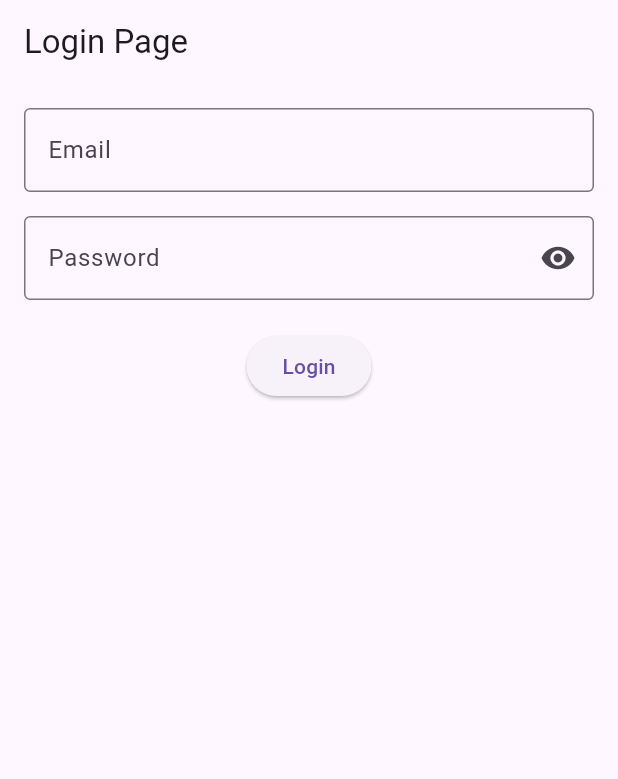
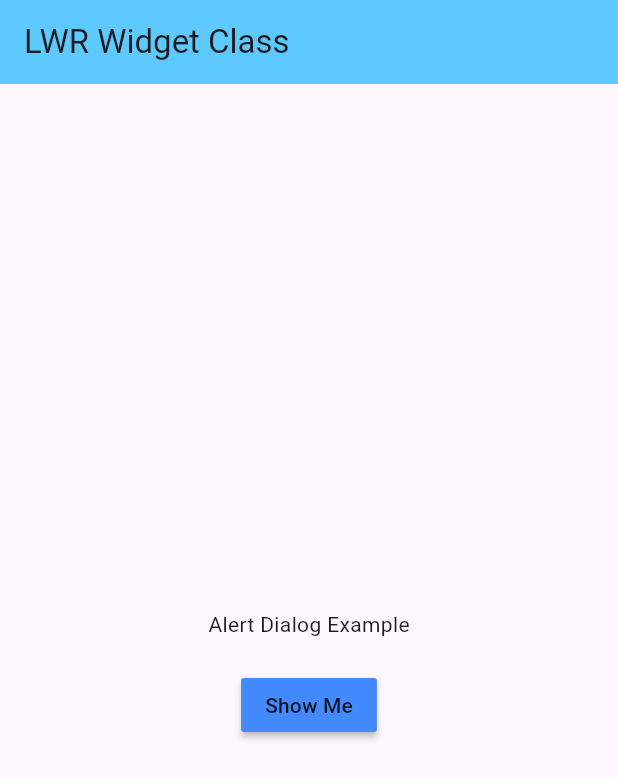
Before and after one commit to moniroul/0-LWR, a Flutter app: the screen it shows after launch, on a phone screen of 412 x 824 dp. Shown: the top 779 px of the screen. Run offline on Flutter 3.47's test engine with Material 3 defaults, Android fonts, the light colour scheme and no system bars; our stand-ins replace carousel_slider, google_fonts, shared_preferences.

Commit message:
some add

```diff
--- a/flutter_widget_class/lib/MainPage.dart
+++ b/flutter_widget_class/lib/MainPage.dart
@@ -1,6 +1,6 @@
 import 'package:flutter/material.dart';
-import 'package:flutter_widget_class/carousel_Slider.dart';
-import 'CardExample.dart';
+import 'package:flutter_widget_class/alert_dialog.dart';
+
 
 class MainPage extends StatefulWidget {
   const MainPage({Key? key}) : super(key: key);
@@ -17,7 +17,7 @@ class _MainPageState extends State<MainPage> {
         title: Text("LWR Widget Class"),
         backgroundColor: Color.fromARGB(255, 93, 201, 255),
       ),
-      body: CarouselSliderExample(),
+      body: AlertDialogExample(),
     );
   }
 }
--- /dev/null
+++ b/flutter_widget_class/lib/alert_dialog.dart
@@ -0,0 +1,50 @@
+import 'package:flutter/material.dart';
+
+class AlertDialogExample extends StatelessWidget {
+  const AlertDialogExample({Key? key}) : super(key: key);
+
+  @override
+  Widget build(BuildContext context) {
+    return Container(
+      child: Center(
+        child: Column(
+          mainAxisAlignment: MainAxisAlignment.center,
+          crossAxisAlignment: CrossAxisAlignment.center,
+          children: [
+            SizedBox(
+              height: 20,
+            ),
+            Text("Alert Dialog Example"),
+            SizedBox(
+              height: 20,
+            ),
+            MaterialButton(
+              color: Colors.blueAccent,
+              onPressed: () {
+                showDialog(
+                    context: context,
+                    builder: (_) => AlertDialog(
+                          title: Text("Delete Confirmation"),
+                          content: Text("Do you want to delete this item?"),
+                          actions: [
+                            TextButton(
+                                onPressed: () {
+                                  Navigator.of(context).pop();
+                                },
+                                child: Text("No")),
+                            TextButton(
+                                onPressed: () {
+                                  Navigator.of(context).pop();
+                                },
+                                child: Text("Yes"))
+                          ],
+                        ));
+              },
+              child: Text("Show Me"),
+            )
+          ],
+        ),
+      ),
+    );
+  }
+}
--- a/flutter_widget_class/lib/main.dart
+++ b/flutter_widget_class/lib/main.dart
@@ -1,10 +1,10 @@
 import 'package:flutter/material.dart';
-import 'package:flutter_widget_class/FormExample.dart';
+import 'package:flutter_widget_class/MainPage.dart';
 
 void main() {
   runApp(MaterialApp(
     title: "LWR Widget Class",
     debugShowCheckedModeBanner: false,
-    home: LoginPage(),
+    home: MainPage(),
   ));
 }
```
